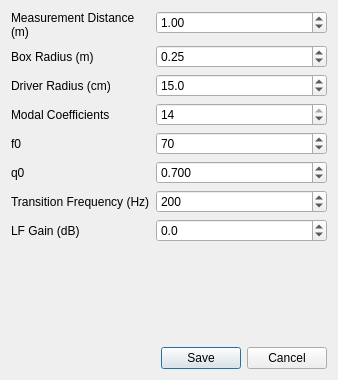
Qt form src/main/python/ui/modalparameters.ui (3ll3d00d/pypolarmap) before a commit.
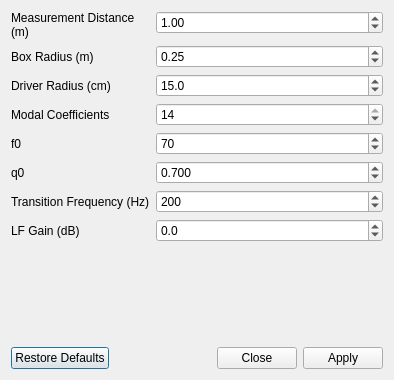
The same form after that commit.

```diff
--- a/src/main/python/ui/modalparameters.ui
+++ b/src/main/python/ui/modalparameters.ui
@@ -6,7 +6,7 @@
    <rect>
     <x>0</x>
     <y>0</y>
-    <width>338</width>
+    <width>394</width>
     <height>380</height>
    </rect>
   </property>
@@ -232,7 +232,7 @@
       <enum>Qt::Horizontal</enum>
      </property>
      <property name="standardButtons">
-      <set>QDialogButtonBox::Cancel|QDialogButtonBox::Save</set>
+      <set>QDialogButtonBox::Apply|QDialogButtonBox::Close|QDialogButtonBox::RestoreDefaults</set>
      </property>
     </widget>
    </item>
```
Left out of the diff: 2 changed lines with no effect on the pictures.
